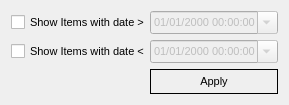
Old version of the form createddatefilter.ui in the repository pjrinaldi/wombatforensics.
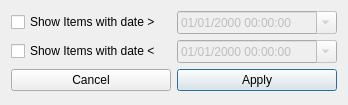
New version of the form.

Commit message: modified filters to a qdialog instead of a qwidget so that it is easier to display with border issues

What changed in the file:
```diff
--- a/createddatefilter.ui
+++ b/createddatefilter.ui
@@ -1,7 +1,7 @@
 <?xml version="1.0" encoding="UTF-8"?>
 <ui version="4.0">
  <class>CreatedDateFilter</class>
- <widget class="QWidget" name="CreatedDateFilter">
+ <widget class="QDialog" name="CreatedDateFilter">
   <property name="windowModality">
    <enum>Qt::ApplicationModal</enum>
   </property>
@@ -9,28 +9,14 @@
    <rect>
     <x>0</x>
     <y>0</y>
-    <width>346</width>
+    <width>348</width>
     <height>105</height>
    </rect>
   </property>
-  <property name="font">
-   <font>
-    <pointsize>8</pointsize>
-   </font>
-  </property>
   <property name="windowTitle">
-   <string>Filter</string>
-  </property>
-  <property name="autoFillBackground">
-   <bool>true</bool>
+   <string>Created Date Filter</string>
   </property>
   <layout class="QGridLayout" name="gridLayout">
-   <property name="sizeConstraint">
-    <enum>QLayout::SetFixedSize</enum>
-   </property>
-   <property name="horizontalSpacing">
-    <number>0</number>
-   </property>
    <item row="0" column="0">
     <widget class="QCheckBox" name="morecheckBox">
      <property name="text">
@@ -38,13 +24,6 @@
      </property>
     </widget>
    </item>
-   <item row="2" column="0">
-    <widget class="QCheckBox" name="lesscheckBox">
-     <property name="text">
-      <string>Show Items with date &lt;</string>
-     </property>
-    </widget>
-   </item>
    <item row="0" column="1">
     <widget class="QDateTimeEdit" name="moredateTimeEdit">
      <property name="enabled">
@@ -61,7 +40,14 @@
      </property>
     </widget>
    </item>
-   <item row="2" column="1">
+   <item row="1" column="0">
+    <widget class="QCheckBox" name="lesscheckBox">
+     <property name="text">
+      <string>Show Items with date &lt;</string>
+     </property>
+    </widget>
+   </item>
+   <item row="1" column="1">
     <widget class="QDateTimeEdit" name="lessdateTimeEdit">
      <property name="enabled">
       <bool>false</bool>
@@ -77,10 +63,10 @@
      </property>
     </widget>
    </item>
-   <item row="3" column="1">
+   <item row="2" column="1">
     <widget class="QPushButton" name="pushButton">
      <property name="styleSheet">
-      <string notr="true">border: 1px solid black; padding: 5px 10px 5px 10px;</string>
+      <string notr="true"/>
      </property>
      <property name="text">
       <string>Apply</string>
@@ -89,7 +75,14 @@
       <bool>true</bool>
      </property>
      <property name="flat">
-      <bool>true</bool>
+      <bool>false</bool>
+     </property>
+    </widget>
+   </item>
+   <item row="2" column="0">
+    <widget class="QPushButton" name="pushButton_2">
+     <property name="text">
+      <string>Cancel</string>
      </property>
     </widget>
    </item>
```
Left out of the diff: 35 changed lines with no effect on the pictures. The commit also changes 28 other files.
